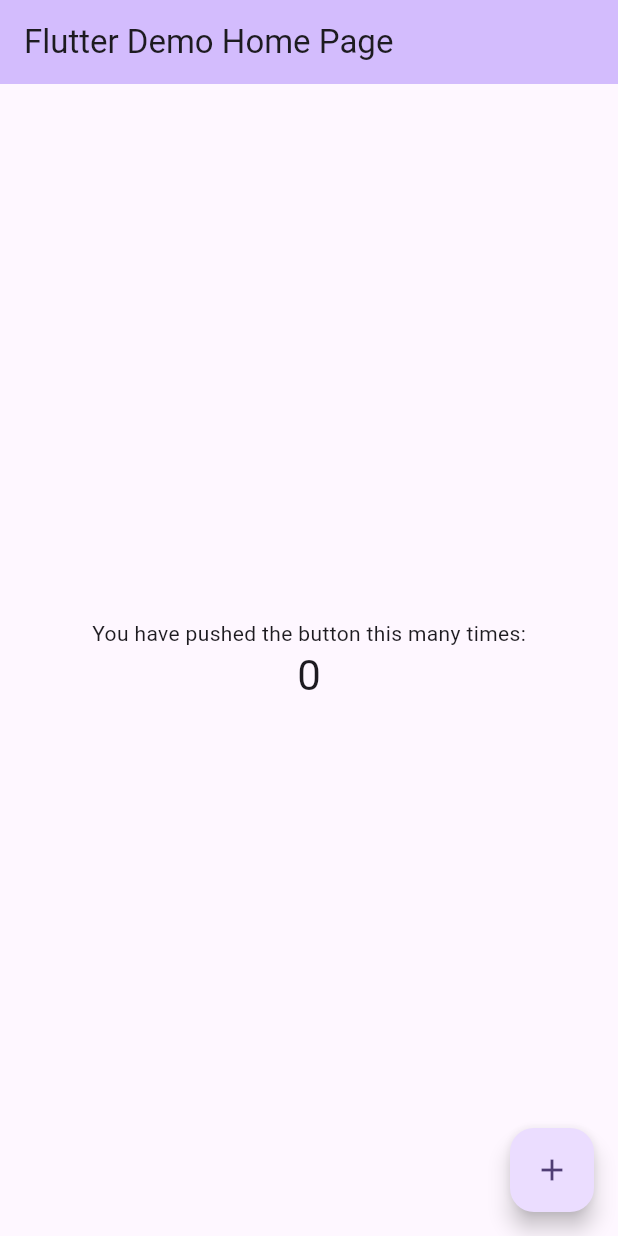
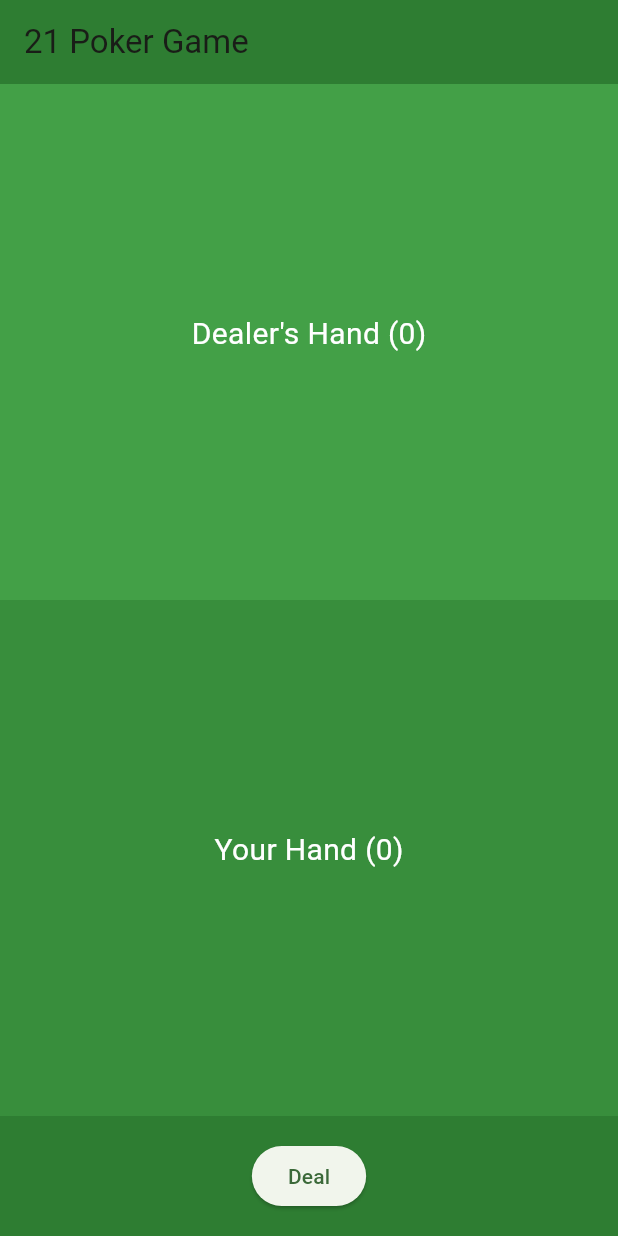
Before and after one commit to ss945601/poker21, a Flutter app: the screen it shows after launch, on a phone screen of 412 x 824 dp. Run offline on Flutter 3.47's test engine with Material 3 defaults, Android fonts, the phone set to English and light mode, and no system bars; missing offline and left inert: flame.

Commit message:
add poker game

```diff
--- a/lib/main.dart
+++ b/lib/main.dart
@@ -1,4 +1,5 @@
 import 'package:flutter/material.dart';
+import 'screens/game_screen.dart';
 
 void main() {
   runApp(const MyApp());
@@ -7,119 +8,15 @@ void main() {
 class MyApp extends StatelessWidget {
   const MyApp({super.key});
 
-  // This widget is the root of your application.
   @override
   Widget build(BuildContext context) {
     return MaterialApp(
-      title: 'Flutter Demo',
+      title: '21 Poker Game',
       theme: ThemeData(
-        // This is the theme of your application.
-        //
-        // TRY THIS: Try running your application with "flutter run". You'll see
-        // the application has a purple toolbar. Then, without quitting the app,
-        // try changing the seedColor in the colorScheme below to Colors.green
-        // and then invoke "hot reload" (save your changes or press the "hot
-        // reload" button in a Flutter-supported IDE, or press "r" if you used
-        // the command line to start the app).
-        //
-        // Notice that the counter didn't reset back to zero; the application
-        // state is not lost during the reload. To reset the state, use hot
-        // restart instead.
-        //
-        // This works for code too, not just values: Most code changes can be
-        // tested with just a hot reload.
-        colorScheme: ColorScheme.fromSeed(seedColor: Colors.deepPurple),
+        colorScheme: ColorScheme.fromSeed(seedColor: Colors.green),
         useMaterial3: true,
       ),
-      home: const MyHomePage(title: 'Flutter Demo Home Page'),
+      home: const GameScreen(),
     );
   }
 }
-
-class MyHomePage extends StatefulWidget {
-  const MyHomePage({super.key, required this.title});
-
-  // This widget is the home page of your application. It is stateful, meaning
-  // that it has a State object (defined below) that contains fields that affect
-  // how it looks.
-
-  // This class is the configuration for the state. It holds the values (in this
-  // case the title) provided by the parent (in this case the App widget) and
-  // used by the build method of the State. Fields in a Widget subclass are
-  // always marked "final".
-
-  final String title;
-
-  @override
-  State<MyHomePage> createState() => _MyHomePageState();
-}
-
-class _MyHomePageState extends State<MyHomePage> {
-  int _counter = 0;
-
-  void _incrementCounter() {
-    setState(() {
-      // This call to setState tells the Flutter framework that something has
-      // changed in this State, which causes it to rerun the build method below
-      // so that the display can reflect the updated values. If we changed
-      // _counter without calling setState(), then the build method would not be
-      // called again, and so nothing would appear to happen.
-      _counter++;
-    });
-  }
-
-  @override
-  Widget build(BuildContext context) {
-    // This method is rerun every time setState is called, for instance as done
-    // by the _incrementCounter method above.
-    //
-    // The Flutter framework has been optimized to make rerunning build methods
-    // fast, so that you can just rebuild anything that needs updating rather
-    // than having to individually change instances of widgets.
-    return Scaffold(
-      appBar: AppBar(
-        // TRY THIS: Try changing the color here to a specific color (to
-        // Colors.amber, perhaps?) and trigger a hot reload to see the AppBar
-        // change color while the other colors stay the same.
-        backgroundColor: Theme.of(context).colorScheme.inversePrimary,
-        // Here we take the value from the MyHomePage object that was created by
-        // the App.build method, and use it to set our appbar title.
-        title: Text(widget.title),
-      ),
-      body: Center(
-        // Center is a layout widget. It takes a single child and positions it
-        // in the middle of the parent.
-        child: Column(
-          // Column is also a layout widget. It takes a list of children and
-          // arranges them vertically. By default, it sizes itself to fit its
-          // children horizontally, and tries to be as tall as its parent.
-          //
-          // Column has various properties to control how it sizes itself and
-          // how it positions its children. Here we use mainAxisAlignment to
-          // center the children vertically; the main axis here is the vertical
-          // axis because Columns are vertical (the cross axis would be
-          // horizontal).
-          //
-          // TRY THIS: Invoke "debug painting" (choose the "Toggle Debug Paint"
-          // action in the IDE, or press "p" in the console), to see the
-          // wireframe for each widget.
-          mainAxisAlignment: MainAxisAlignment.center,
-          children: <Widget>[
-            const Text(
-              'You have pushed the button this many times:',
-            ),
-            Text(
-              '$_counter',
-              style: Theme.of(context).textTheme.headlineMedium,
-            ),
-          ],
-        ),
-      ),
-      floatingActionButton: FloatingActionButton(
-        onPressed: _incrementCounter,
-        tooltip: 'Increment',
-        child: const Icon(Icons.add),
-      ), // This trailing comma makes auto-formatting nicer for build methods.
-    );
-  }
-}
--- /dev/null
+++ b/lib/models/card.dart
@@ -0,0 +1,53 @@
+import 'package:flutter/material.dart';
+
+enum Suit { hearts, diamonds, clubs, spades }
+enum Rank { ace, two, three, four, five, six, seven, eight, nine, ten, jack, queen, king }
+
+class PlayingCard {
+  final Suit suit;
+  final Rank rank;
+  bool isFaceUp;
+
+  PlayingCard({
+    required this.suit,
+    required this.rank,
+    this.isFaceUp = false,
+  });
+
+  int get value {
+    switch (rank) {
+      case Rank.ace:
+        return 11; // Ace can be 1 or 11
+      case Rank.jack:
+      case Rank.queen:
+      case Rank.king:
+        return 10;
+      default:
+        return rank.index + 1;
+    }
+  }
+
+  String get suitSymbol {
+    switch (suit) {
+      case Suit.hearts:
+        return '♥';
+      case Suit.diamonds:
+        return '♦';
+      case Suit.clubs:
+        return '♣';
+      case Suit.spades:
+        return '♠';
+    }
+  }
+
+  Color get color {
+    return (suit == Suit.hearts || suit == Suit.diamonds)
+        ? Colors.red
+        : Colors.black;
+  }
+
+  @override
+  String toString() {
+    return '${rank.name} of ${suit.name}';
+  }
+}
--- /dev/null
+++ b/lib/models/deck.dart
@@ -0,0 +1,36 @@
+import 'dart:math';
+import 'card.dart';
+
+class Deck {
+  final List<PlayingCard> cards = [];
+  final Random _random = Random();
+
+  Deck() {
+    _initializeDeck();
+  }
+
+  void _initializeDeck() {
+    for (var suit in Suit.values) {
+      for (var rank in Rank.values) {
+        cards.add(PlayingCard(suit: suit, rank: rank));
+      }
+    }
+  }
+
+  void shuffle() {
+    cards.shuffle(_random);
+  }
+
+  PlayingCard? drawCard() {
+    if (cards.isEmpty) return null;
+    return cards.removeLast();
+  }
+
+  void reset() {
+    cards.clear();
+    _initializeDeck();
+    shuffle();
+  }
+
+  int get remainingCards => cards.length;
+}
--- /dev/null
+++ b/lib/screens/game_screen.dart
@@ -0,0 +1,184 @@
+import 'package:flutter/material.dart';
+import 'package:provider/provider.dart';
+import 'package:flame/game.dart';
+import '../game/poker_game.dart';
+
+class GameScreen extends StatelessWidget {
+  const GameScreen({super.key});
+
+  @override
+  Widget build(BuildContext context) {
+    return ChangeNotifierProvider(
+      create: (_) => PokerGame(),
+      child: Scaffold(
+        appBar: AppBar(
+          title: const Text('21 Poker Game'),
+          backgroundColor: Colors.green[800],
+        ),
+        body: Consumer<PokerGame>(
+          builder: (context, game, child) {
+            return Column(
+              children: [
+                // Dealer's cards
+                Expanded(
+                  child: Container(
+                    color: Colors.green[600],
+                    child: Column(
+                      mainAxisAlignment: MainAxisAlignment.center,
+                      children: [
+                        Text(
+                          'Dealer\'s Hand (${game.dealerScore})',
+                          style: const TextStyle(
+                            fontSize: 20,
+                            color: Colors.white,
+                          ),
+                        ),
+                        const SizedBox(height: 10),
+                        Row(
+                          mainAxisAlignment: MainAxisAlignment.center,
+                          children: game.dealerHand.map((card) {
+                            return Card(
+                              color: card.isFaceUp ? Colors.white : Colors.blue,
+                              child: card.isFaceUp
+                                  ? Container(
+                                      width: 70,
+                                      height: 100,
+                                      padding: const EdgeInsets.all(8),
+                                      child: Column(
+                                        children: [
+                                          Text(
+                                            card.suitSymbol,
+                                            style: TextStyle(
+                                              fontSize: 24,
+                                              color: card.color,
+                                            ),
+                                          ),
+                                          Text(
+                                            card.rank.name.toUpperCase(),
+                                            style: TextStyle(
+                                              fontSize: 16,
+                                              color: card.color,
+                                            ),
+                                          ),
+                                        ],
+                                      ),
+                                    )
+                                  : Container(
+                                      width: 70,
+                                      height: 100,
+                                      decoration: BoxDecoration(
+                                        borderRadius: BorderRadius.circular(4),
+                                      ),
+                                    ),
+                            );
+                          }).toList(),
+                        ),
+                      ],
+                    ),
+                  ),
+                ),
+                // Player's cards
+                Expanded(
+                  child: Container(
+                    color: Colors.green[700],
+                    child: Column(
+                      mainAxisAlignment: MainAxisAlignment.center,
+                      children: [
+                        Text(
+                          'Your Hand (${game.playerScore})',
+                          style: const TextStyle(
+                            fontSize: 20,
+                            color: Colors.white,
+                          ),
+                        ),
+                        const SizedBox(height: 10),
+                        Row(
+                          mainAxisAlignment: MainAxisAlignment.center,
+                          children: game.playerHand.map((card) {
+                            return Card(
+                              color: Colors.white,
+                              child: Container(
+                                width: 70,
+                                height: 100,
+                                padding: const EdgeInsets.all(8),
+                                child: Column(
+                                  children: [
+                                    Text(
+                                      card.suitSymbol,
+                                      style: TextStyle(
+                                        fontSize: 24,
+                                        color: card.color,
+                                      ),
+                                    ),
+                                    Text(
+                                      card.rank.name.toUpperCase(),
+                                      style: TextStyle(
+                                        fontSize: 16,
+                                        color: card.color,
+                                      ),
+                                    ),
+                                  ],
+                                ),
+                              ),
+                            );
+                          }).toList(),
+                        ),
+                      ],
+                    ),
+                  ),
+                ),
+                // Game controls
+                Container(
+                  padding: const EdgeInsets.all(16),
+                  color: Colors.green[800],
+                  child: Row(
+                    mainAxisAlignment: MainAxisAlignment.spaceEvenly,
+                    children: [
+                      if (game.currentState == GameState.betting)
+                        ElevatedButton(
+                          onPressed: () {
+                            game.startNewGame();
+                            game.currentState = GameState.playerTurn;
+                          },
+                          child: const Text('Deal'),
+                        ),
+                      if (game.currentState == GameState.playerTurn) ...[
+                        ElevatedButton(
+                          onPressed: () => game.playerHit(),
+                          child: const Text('Hit'),
+                        ),
+                        ElevatedButton(
+                          onPressed: () => game.playerStand(),
+                          child: const Text('Stand'),
+                        ),
+                      ],
+                      if (game.currentState == GameState.gameOver)
+                        Column(
+                          children: [
+                            Text(
+                              game.getGameResult(),
+                              style: const TextStyle(
+                                fontSize: 20,
+                                color: Colors.white,
+                              ),
+                            ),
+                            ElevatedButton(
+                              onPressed: () {
+                                game.startNewGame();
+                                game.currentState = GameState.playerTurn;
+                              },
+                              child: const Text('Play Again'),
+                            ),
+                          ],
+                        ),
+                    ],
+                  ),
+                ),
+              ],
+            );
+          },
+        ),
+      ),
+    );
+  }
+}
```
Also changed, not shown: lib/game/poker_game.dart (added, +119 -0 lines), pubspec.yaml (+6 -1 lines), pubspec.lock.
